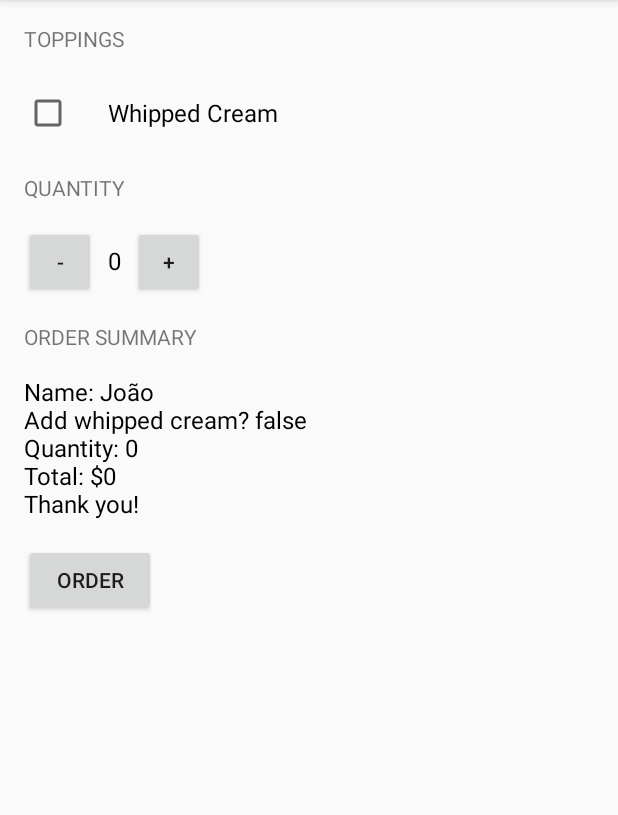
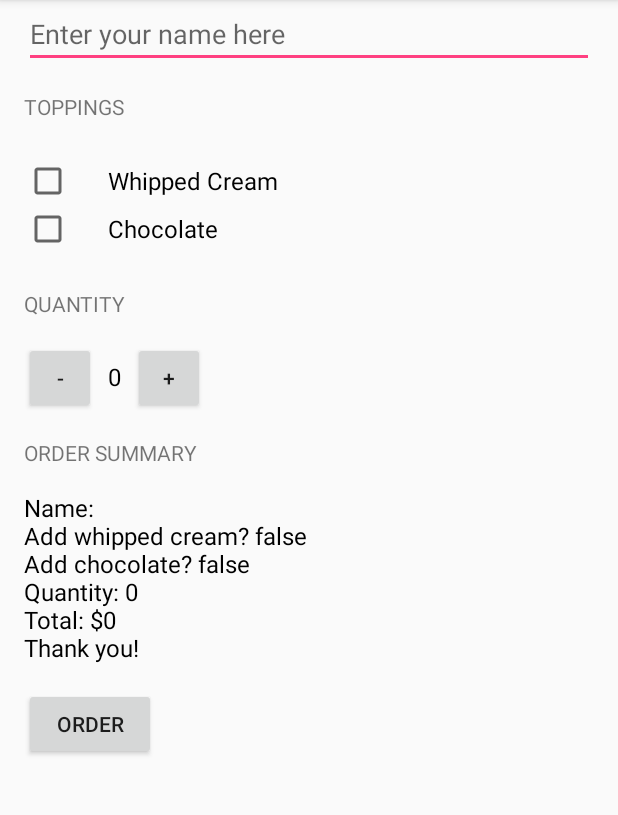
Before and after one commit to JPLLopes/JustJavaApp, an Android app: the screen it shows after launch (MainActivity), after a tap on "ORDER", on a phone screen of 412 x 824 dp, the part 84-899 px from its top. Run offline under Robolectric (Android 15) with nearby library versions, the phone set to English and light mode, and no system bars.

Commit message:
Added name prompt to the UI and made it reflect the name of the order summary when the user clicks the order button.

```diff
--- a/app/src/main/java/projetos/joao/justjava/MainActivity.java
+++ b/app/src/main/java/projetos/joao/justjava/MainActivity.java
@@ -4,6 +4,7 @@ import android.os.Bundle;
 import android.support.v7.app.AppCompatActivity;
 import android.view.View;
 import android.widget.CheckBox;
+import android.widget.EditText;
 import android.widget.TextView;
 
 import java.text.NumberFormat;
@@ -26,22 +27,33 @@ public class MainActivity extends AppCompatActivity {
      */
     public void submitOrder(View view) {
         CheckBox whippedCreamCheckBox = findViewById(R.id.whipped_cream_checkbox);
+        CheckBox chocolateCheckBox = findViewById(R.id.chocolate_checkbox);
+        EditText nameEditText = findViewById(R.id.name_edit_text_view);
 
         int price = calculatePrice();
         boolean hasWhippedCream = whippedCreamCheckBox.isChecked();
-        String orderSummary = createOrderSummary(price,hasWhippedCream);
+        boolean hasChocolate = chocolateCheckBox.isChecked();
+        String name = nameEditText.getText().toString();
+        String orderSummary = createOrderSummary(name, price, hasWhippedCream, hasChocolate);
 
         displayMessage(orderSummary);
     }
 
     /**
-     *
      * Creates a summary of the order.
      *
+     * @param price           total price of the order
+     * @param hasWhippedCream did the user add whipped cream or not
+     * @param hasChocolate did the user add chocolate or not
      * @return order summary
      */
-    private String createOrderSummary(int price, boolean hasWhippedCream){
-        String orderSummary = "Name: João" + "\nAdd whipped cream? " + hasWhippedCream + "\nQuantity: " + quantity + "\nTotal: $" + price + "\nThank you!";
+    private String createOrderSummary(String name, int price, boolean hasWhippedCream, boolean hasChocolate) {
+        String orderSummary = "Name: " + name;
+        orderSummary += "\nAdd whipped cream? " + hasWhippedCream;
+        orderSummary += "\nAdd chocolate? " + hasChocolate;
+        orderSummary += "\nQuantity: " + quantity;
+        orderSummary += "\nTotal: $" + price;
+        orderSummary += "\nThank you!";
 
         return orderSummary;
     }
@@ -59,7 +71,7 @@ public class MainActivity extends AppCompatActivity {
      * This method displays the given quantity value on the screen.
      */
     private void displayQuantity(int number) {
-        TextView quantityTextView = (TextView) findViewById(R.id.quantity_text_view);
+        TextView quantityTextView = findViewById(R.id.quantity_text_view);
         quantityTextView.setText("" + number);
     }
 
@@ -67,14 +79,14 @@ public class MainActivity extends AppCompatActivity {
      * This method displays the given text on the screen.
      */
     private void displayMessage(String message) {
-        TextView orderSummaryTextView = (TextView) findViewById(R.id.order_summary_text_view);
+        TextView orderSummaryTextView = findViewById(R.id.order_summary_text_view);
         orderSummaryTextView.setText(message);
     }
 
     /**
      * This method is called when the plus button is clicked.
      */
-    public void increment(View view){
+    public void increment(View view) {
         quantity++;
         displayQuantity(quantity);
     }
@@ -82,7 +94,7 @@ public class MainActivity extends AppCompatActivity {
     /**
      * This method is called when the minus button is clicked.
      */
-    public void decrement(View view){
+    public void decrement(View view) {
         quantity--;
         displayQuantity(quantity);
     }
--- a/app/src/main/res/layout/activity_main.xml
+++ b/app/src/main/res/layout/activity_main.xml
@@ -1,10 +1,23 @@
 <?xml version="1.0" encoding="utf-8"?>
-<LinearLayout xmlns:android="http://schemas.android.com/apk/res/android"
+<ScrollView xmlns:android="http://schemas.android.com/apk/res/android"
     xmlns:tools="http://schemas.android.com/tools"
     android:layout_width="match_parent"
     android:layout_height="match_parent"
-    android:orientation="vertical"
     tools:context=".MainActivity">
+
+    <LinearLayout
+        android:layout_width="match_parent"
+        android:layout_height="wrap_content"
+        android:orientation="vertical">
+
+        <EditText
+            android:id="@+id/name_edit_text_view"
+            android:layout_width="match_parent"
+            android:layout_height="wrap_content"
+            android:layout_marginStart="16dp"
+            android:layout_marginEnd="16dp"
+            android:hint="@string/edit_text_hint"
+            android:inputType="textCapWords"/>
 
         <TextView
             android:layout_width="match_parent"
@@ -12,24 +25,32 @@
             android:layout_marginStart="16dp"
             android:layout_marginTop="16dp"
             android:text="@string/toppings_header_text"
-        android:textAllCaps="true"/>
+            android:textAllCaps="true" />
 
         <LinearLayout
             android:layout_width="match_parent"
             android:layout_height="wrap_content"
-        android:orientation="horizontal"
-        android:paddingTop="24dp"
-        android:paddingBottom="8dp">
+            android:orientation="vertical"
+            android:paddingBottom="8dp"
+            android:paddingTop="24dp">
 
             <CheckBox
                 android:id="@+id/whipped_cream_checkbox"
                 android:layout_width="wrap_content"
                 android:layout_height="match_parent"
                 android:layout_marginStart="16dp"
-            android:paddingStart="24dp"
+                android:paddingLeft="24dp"
                 android:text="@string/whipped_cream_text"
-            android:textSize="16sp"/>
+                android:textSize="16sp" />
 
+            <CheckBox
+                android:id="@+id/chocolate_checkbox"
+                android:layout_width="wrap_content"
+                android:layout_height="match_parent"
+                android:layout_marginStart="16dp"
+                android:paddingLeft="24dp"
+                android:text="@string/chocolate_text"
+                android:textSize="16sp" />
         </LinearLayout>
 
         <TextView
@@ -99,3 +120,4 @@
             android:textAllCaps="true" />
 
     </LinearLayout>
+</ScrollView>
--- a/app/src/main/res/values/strings.xml
+++ b/app/src/main/res/values/strings.xml
@@ -9,4 +9,6 @@
     <string name="initial_quantity_value">0</string>
     <string name="toppings_header_text">Toppings</string>
     <string name="whipped_cream_text">Whipped Cream</string>
+    <string name="chocolate_text">Chocolate</string>
+    <string name="edit_text_hint">Enter your name here</string>
 </resources>
```
Lines whose indentation alone changed are shown as unchanged.
